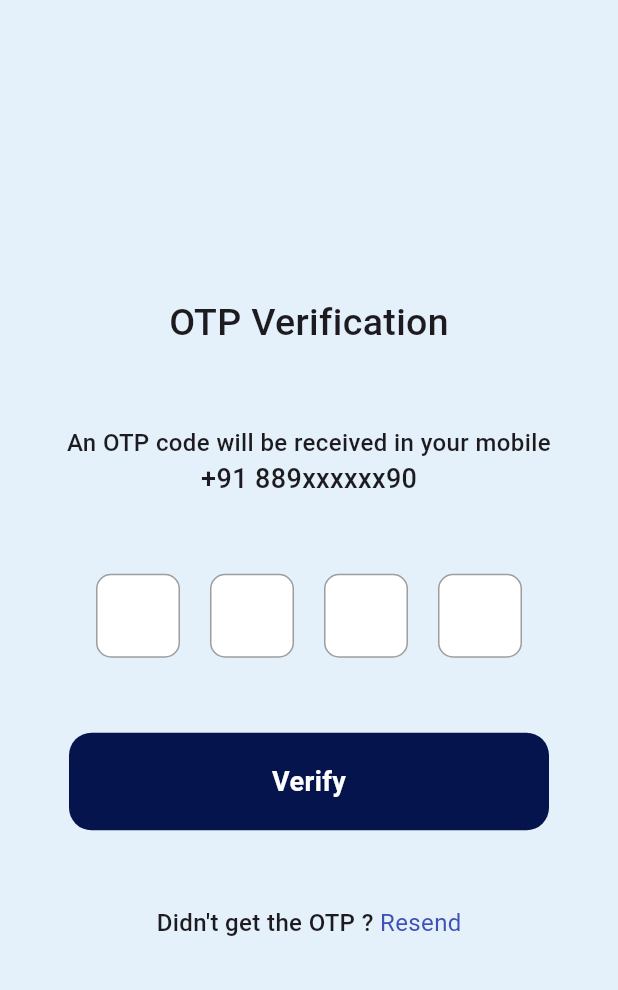
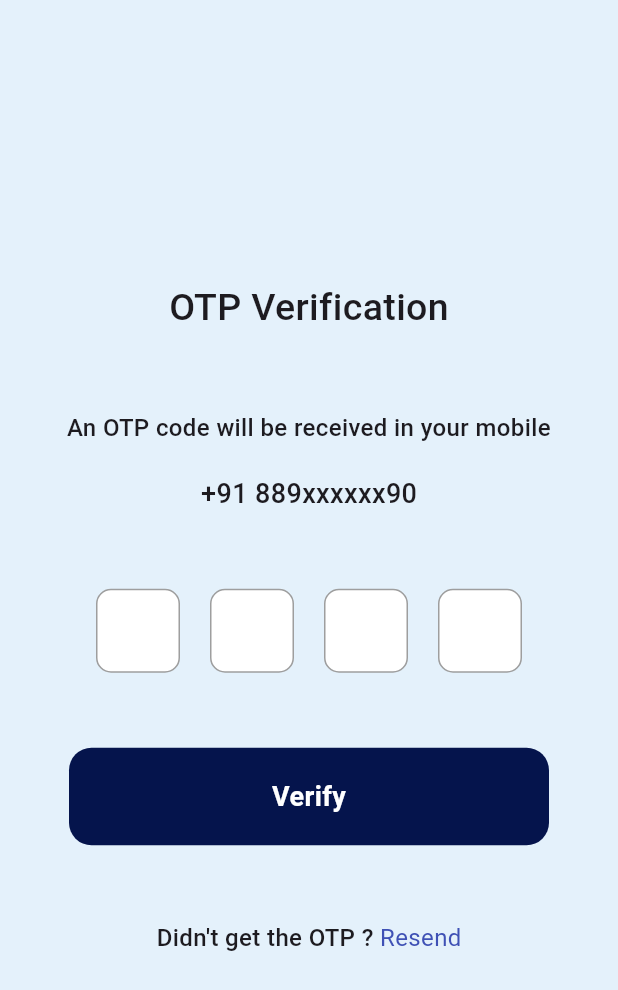
Before and after one commit to AthiraaAthi/project_way, a Flutter app: the OtpScreen screen opened directly, on a phone screen of 412 x 824 dp. Shown: the top 990 px of the screen. Run offline on Flutter 3.47's test engine with Material 3 defaults, Android fonts, the phone set to English and light mode, and no system bars; drawn by our look-alikes of pinput; our stand-ins replace carousel_slider, easy_localization, fl_chart, flutter_toggle_tab, table_calendar, video_player.

Commit message:
added sizedbox between otp instruction and mobile number

```diff
--- a/lib/view/otp_screen/otp_screen.dart
+++ b/lib/view/otp_screen/otp_screen.dart
@@ -83,7 +83,9 @@ class _OtpScreenState extends State<OtpScreen> {
                     textAlign: TextAlign.center,
                     style: TextStyle(fontWeight: FontWeight.w500, fontSize: 16),
                   ),
-                  SizedBox(),
+                  SizedBox(
+                    height: 20,
+                  ),
                   Text(
                     'otpscreen.phoneNumber'.tr(),
                     style: TextStyle(fontWeight: FontWeight.w500, fontSize: 18),
```
